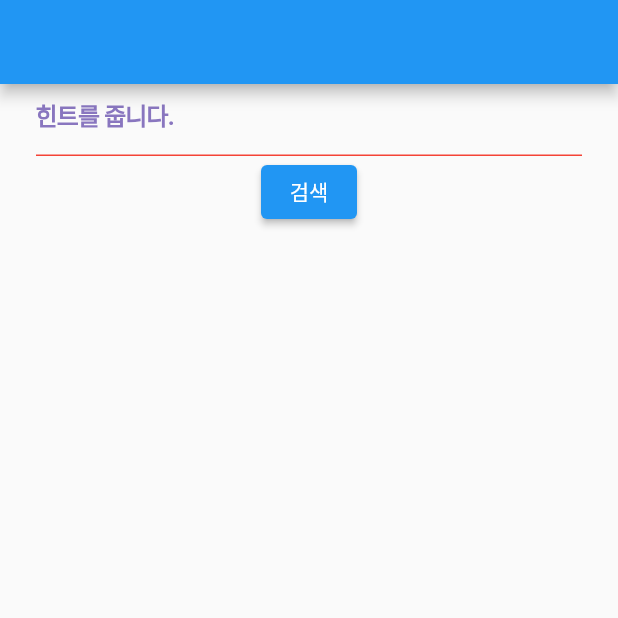
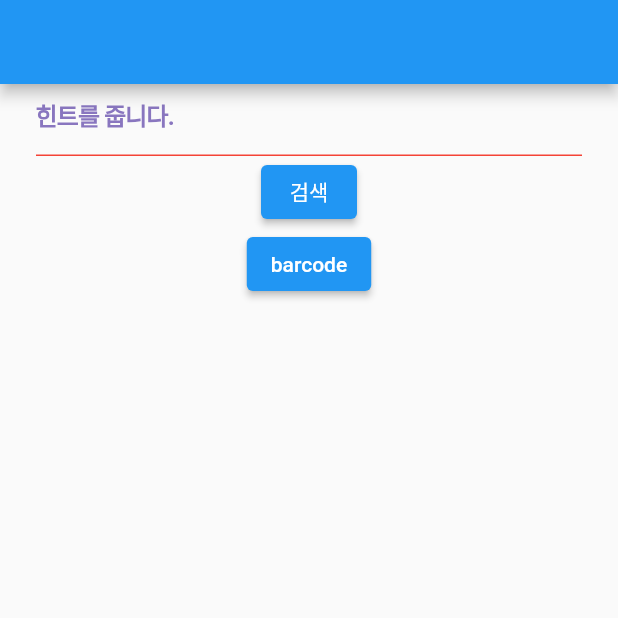
Before and after one commit to vituscokr/master_of_library, a Flutter app: the screen it shows after launch, on a phone screen of 412 x 824 dp, the top half of it. Run offline on Flutter 3.47's test engine with Material 2 defaults, Android fonts, the light colour scheme and no system bars; our stand-ins replace dio, drift, get; missing offline and left inert: flutter_barcode_scanner; accounts and stored records are empty; generated files the repository leaves out were written again.

Commit message:
바코드 스캔 추가 작업중

```diff
--- a/lib/books/books_list.dart
+++ b/lib/books/books_list.dart
@@ -1,4 +1,5 @@
 import 'package:flutter/material.dart';
+import 'package:flutter_barcode_scanner/flutter_barcode_scanner.dart';
 import 'package:get/get.dart';
 import 'package:master_of_library/colors.dart';
 import 'package:master_of_library/constants.dart';
@@ -50,6 +51,13 @@ class _BooksListPageState extends State<BooksListPage> {
               //_search(text);
               _searchXML(text);
             }, child: Text('검색')),
+
+            ElevatedButton(onPressed: () async{
+
+              String barcode = await FlutterBarcodeScanner.scanBarcode("#ff6666", "취소", false, ScanMode.DEFAULT);
+              print(barcode);
+
+            }, child: Text('barcode')),
 
             Expanded(
               child: ListView.builder(
--- a/pubspec.yaml
+++ b/pubspec.yaml
@@ -50,6 +50,8 @@ dependencies:
   get: ^4.6.5
   #[xml: ^6.2.2](https://pub.dev/packages/xml)
   xml:
+  #[flutter_barcode_scanner: ^2.0.0](https://pub.dev/packages/flutter_barcode_scanner)
+  flutter_barcode_scanner: ^2.0.0
 
 dev_dependencies:
   flutter_test:
```
Also changed, not shown: pubspec.lock, 4 other files.
